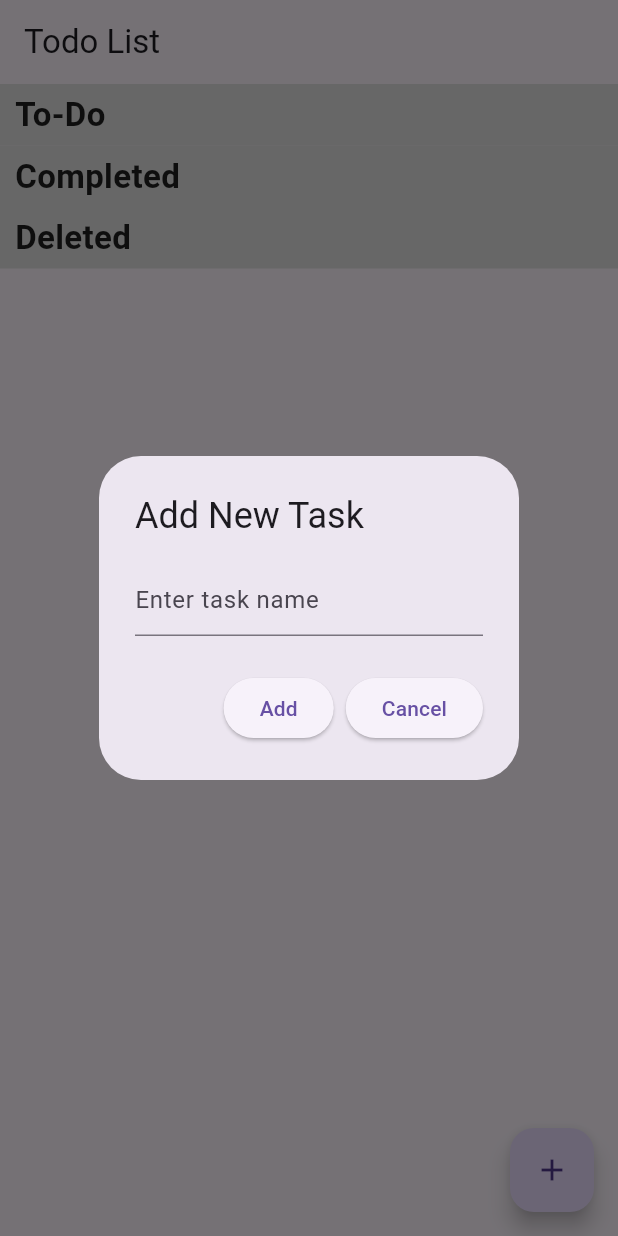
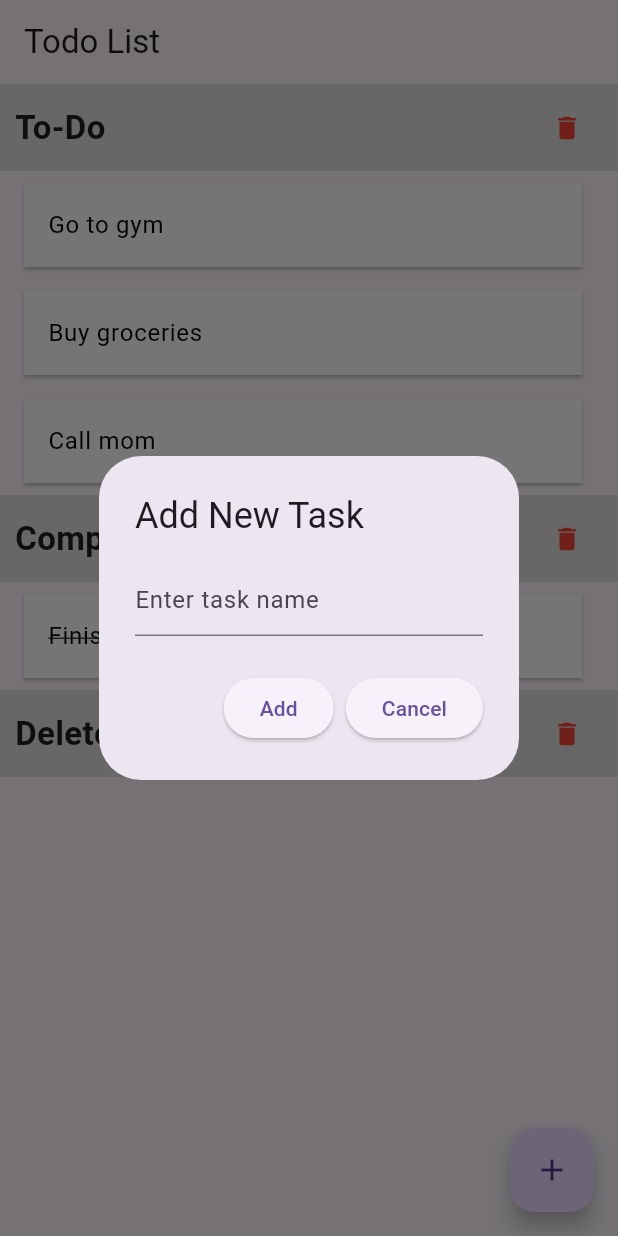
Before and after one commit to redspy/flutter_TODO, a Flutter app: the screen it shows after launch, after a tap on the "add" icon, on a phone screen of 412 x 824 dp. Run offline on Flutter 3.47's test engine with Material 3 defaults, Android fonts, the phone set to English and light mode, and no system bars.

Commit message:
각 그룹별로 휴지통 기능 추가

```diff
--- a/lib/screens/todo_app.dart
+++ b/lib/screens/todo_app.dart
@@ -1,7 +1,5 @@
 // screens/todo_app.dart
 import 'package:flutter/material.dart';
-import 'package:shared_preferences/shared_preferences.dart';
-import 'dart:convert';
 import 'package:flutter_todo_app/models/todo_item.dart';
 import 'package:flutter_todo_app/widgets/todo_list.dart';
 
@@ -11,53 +9,17 @@ class TodoApp extends StatefulWidget {
 }
 
 class _TodoAppState extends State<TodoApp> {
-  List<TodoItem> todoList = [];
-  List<TodoItem> completedList = [];
-  List<TodoItem> deletedList = [];
+  List<TodoItem> todoList = [
+    TodoItem(title: "Go to gym"),
+    TodoItem(title: "Buy groceries"),
+    TodoItem(title: "Call mom"),
+  ];
 
-  @override
-  void initState() {
-    super.initState();
-    _loadTodoData(); // 앱 시작 시 저장된 데이터를 불러옴
-  }
+  List<TodoItem> completedList = [
+    TodoItem(title: "Finish homework", isCompleted: true),
+  ];
 
-  // 데이터를 로드하는 함수
-  void _loadTodoData() async {
-    SharedPreferences prefs = await SharedPreferences.getInstance();
-
-    setState(() {
-      // Todo 리스트 불러오기
-      List<String> savedTodos = prefs.getStringList('todoList') ?? [];
-      todoList = savedTodos
-          .map((todo) => TodoItem.fromMap(json.decode(todo)))
-          .toList();
-
-      // Completed 리스트 불러오기
-      List<String> savedCompleted = prefs.getStringList('completedList') ?? [];
-      completedList = savedCompleted
-          .map((todo) => TodoItem.fromMap(json.decode(todo)))
-          .toList();
-
-      // Deleted 리스트 불러오기
-      List<String> savedDeleted = prefs.getStringList('deletedList') ?? [];
-      deletedList = savedDeleted
-          .map((todo) => TodoItem.fromMap(json.decode(todo)))
-          .toList();
-    });
-  }
-
-  // 데이터를 저장하는 함수
-  void _saveTodoData() async {
-    SharedPreferences prefs = await SharedPreferences.getInstance();
-
-    // Todo, Completed, Deleted 리스트 저장
-    prefs.setStringList(
-        'todoList', todoList.map((todo) => json.encode(todo.toMap())).toList());
-    prefs.setStringList('completedList',
-        completedList.map((todo) => json.encode(todo.toMap())).toList());
-    prefs.setStringList('deletedList',
-        deletedList.map((todo) => json.encode(todo.toMap())).toList());
-  }
+  List<TodoItem> deletedList = []; // 삭제된 할일 리스트
 
   // 오른쪽 스와이프로 Todo -> Completed 이동
   void _completeTodo(TodoItem todo) {
@@ -66,7 +28,6 @@ class _TodoAppState extends State<TodoApp> {
       todo.isCompleted = true;
       completedList.add(todo);
     });
-    _saveTodoData(); // 데이터 저장
   }
 
   // 오른쪽 스와이프로 Completed -> Deleted 이동
@@ -75,7 +36,6 @@ class _TodoAppState extends State<TodoApp> {
       completedList.remove(todo);
       deletedList.add(todo);
     });
-    _saveTodoData(); // 데이터 저장
   }
 
   // 오른쪽 스와이프로 Deleted에서 영구 삭제
@@ -83,7 +43,6 @@ class _TodoAppState extends State<TodoApp> {
     setState(() {
       deletedList.remove(todo);
     });
-    _saveTodoData(); // 데이터 저장
   }
 
   // 왼쪽 스와이프로 Completed -> Todo 이동 (캔슬)
@@ -93,7 +52,6 @@ class _TodoAppState extends State<TodoApp> {
       todo.isCompleted = false;
       todoList.add(todo);
     });
-    _saveTodoData(); // 데이터 저장
   }
 
   // 왼쪽 스와이프로 Deleted -> Completed 복구
@@ -102,7 +60,6 @@ class _TodoAppState extends State<TodoApp> {
       deletedList.remove(todo);
       completedList.add(todo);
     });
-    _saveTodoData(); // 데이터 저장
   }
 
   // Todo 리스트에서 순서를 바꾸는 함수
@@ -114,7 +71,6 @@ class _TodoAppState extends State<TodoApp> {
       final TodoItem item = todoList.removeAt(oldIndex);
       todoList.insert(newIndex, item);
     });
-    _saveTodoData(); // 데이터 저장
   }
 
   // 할일 추가 함수
@@ -137,7 +93,6 @@ class _TodoAppState extends State<TodoApp> {
                 setState(() {
                   todoList.add(TodoItem(title: taskController.text));
                 });
-                _saveTodoData(); // 데이터 저장
                 Navigator.of(context).pop();
               },
             ),
@@ -153,6 +108,17 @@ class _TodoAppState extends State<TodoApp> {
     );
   }
 
+  // 휴지통 버튼을 눌렀을 때 그룹 전체 삭제
+  void _deleteGroupItems(String group) {
+    setState(() {
+      if (group == "Completed") {
+        completedList.clear(); // Completed 그룹의 모든 항목을 삭제
+      } else if (group == "Deleted") {
+        deletedList.clear(); // Deleted 그룹의 모든 항목을 삭제
+      }
+    });
+  }
+
   @override
   Widget build(BuildContext context) {
     return Scaffold(
@@ -163,13 +129,14 @@ class _TodoAppState extends State<TodoApp> {
         child: Column(
           crossAxisAlignment: CrossAxisAlignment.start,
           children: [
-            // Todo 그룹 (드래그 앤 드롭 기능 포함)
+            // Todo 그룹
             TodoList(
               title: "To-Do",
               todos: todoList,
               onReorder: _reorderTodos,
               onRightSwipe: _completeTodo,
-              disableLeftSwipe: true, // 왼쪽 스와이프 비활성화
+              disableLeftSwipe: true,
+              onDeletePressed: () {}, // To-Do 그룹에서는 삭제 기능 없음
             ),
             // Completed 그룹
             TodoList(
@@ -178,6 +145,8 @@ class _TodoAppState extends State<TodoApp> {
               onReorder: (oldIndex, newIndex) {},
               onRightSwipe: _deleteTodoFromCompleted,
               onLeftSwipe: _cancelCompleted,
+              onDeletePressed: () =>
+                  _deleteGroupItems("Completed"), // Completed 그룹 삭제
             ),
             // Deleted 그룹
             TodoList(
@@ -187,6 +156,8 @@ class _TodoAppState extends State<TodoApp> {
               onRightSwipe: _deleteTodoForever,
               onLeftSwipe: _restoreDeleted,
               isDeleted: true,
+              onDeletePressed: () =>
+                  _deleteGroupItems("Deleted"), // Deleted 그룹 삭제
             ),
           ],
         ),
--- a/lib/widgets/todo_list.dart
+++ b/lib/widgets/todo_list.dart
@@ -11,7 +11,8 @@ class TodoList extends StatelessWidget {
   final Function(TodoItem) onRightSwipe;
   final Function(TodoItem)? onLeftSwipe;
   final bool isDeleted;
-  final bool disableLeftSwipe; // 왼쪽 스와이프 비활성화 여부
+  final bool disableLeftSwipe;
+  final VoidCallback onDeletePressed;
 
   TodoList({
     required this.title,
@@ -21,7 +22,37 @@ class TodoList extends StatelessWidget {
     this.onLeftSwipe,
     this.isDeleted = false,
     this.disableLeftSwipe = false,
+    required this.onDeletePressed,
   });
+
+  // 삭제 확인 다이얼로그 생성
+  void _showDeleteDialog(BuildContext context) {
+    showDialog(
+      context: context,
+      builder: (BuildContext context) {
+        return AlertDialog(
+          title: Text('Delete Group'),
+          content: Text(
+              'Are you sure you want to delete all items in the $title group?'),
+          actions: [
+            TextButton(
+              child: Text('Cancel'),
+              onPressed: () {
+                Navigator.of(context).pop(); // 다이얼로그 닫기
+              },
+            ),
+            TextButton(
+              child: Text('OK'),
+              onPressed: () {
+                onDeletePressed(); // 그룹 삭제 실행
+                Navigator.of(context).pop(); // 다이얼로그 닫기
+              },
+            ),
+          ],
+        );
+      },
+    );
+  }
 
   @override
   Widget build(BuildContext context) {
@@ -34,13 +65,23 @@ class TodoList extends StatelessWidget {
           color: Colors.grey[300], // 배경색을 회색으로 설정
           padding:
               EdgeInsets.symmetric(vertical: 5, horizontal: 10), // 세로 여백 줄임
-          child: Text(
+          child: Row(
+            mainAxisAlignment: MainAxisAlignment.spaceBetween,
+            children: [
+              Text(
                 title,
                 style: TextStyle(
                   fontSize: 22,
                   fontWeight: FontWeight.bold, // 그룹명을 더 진하게
                   color: Colors.black87, // 좀 더 진한 색으로 설정
                 ),
+              ),
+              // 휴지통 아이콘 버튼 추가, 크기 줄임
+              IconButton(
+                icon: Icon(Icons.delete, color: Colors.red, size: 20), // 크기 줄임
+                onPressed: () => _showDeleteDialog(context), // 다이얼로그 호출
+              ),
+            ],
           ),
         ),
         ReorderableListView(
```
Lines whose indentation alone changed are shown as unchanged.
